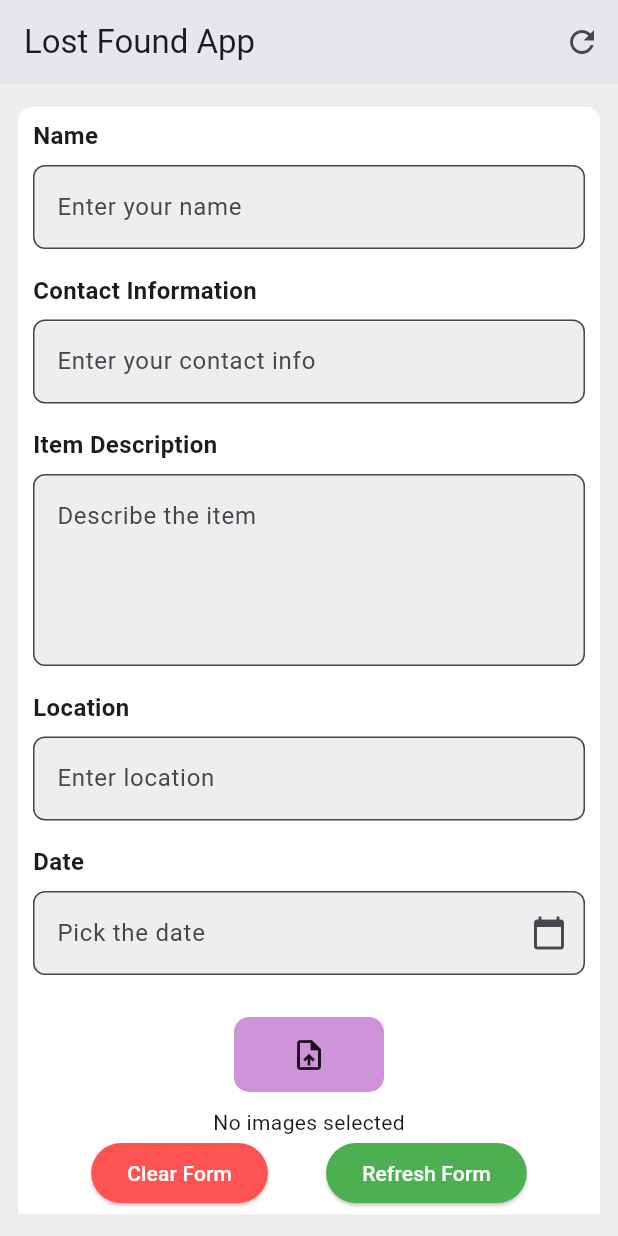
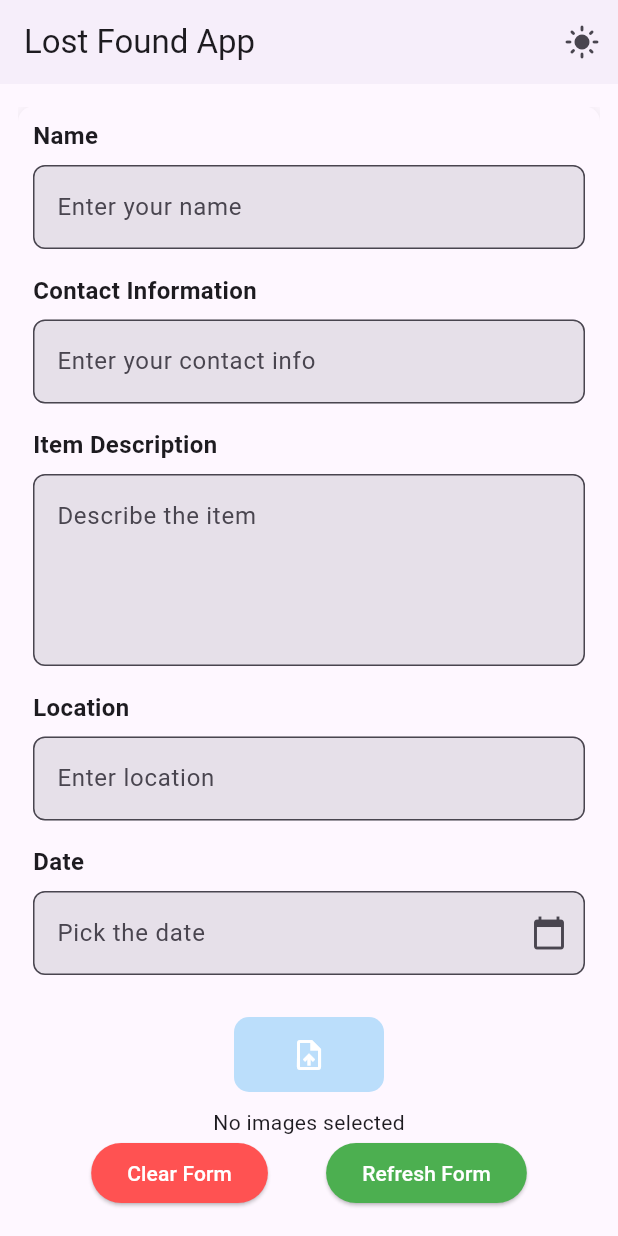
Before and after one commit to joesaniya/report_lost_APp, a Flutter app: the screen it shows after launch, after a tap on "Report Lost/Found Item", on a phone screen of 412 x 824 dp. Run offline on Flutter 3.47's test engine with Material 3 defaults, Android fonts, the phone set to English and light mode, and no system bars; our stand-ins replace get, image_picker, lottie, shared_preferences; project files that could hold a hidden picture were left out.

Commit message:
task completed

```diff
--- a/lib/controller/form_controller.dart
+++ b/lib/controller/form_controller.dart
@@ -2,9 +2,15 @@ import 'dart:io';
 import 'package:flutter/material.dart';
 import 'package:get/get.dart';
 import 'package:image_picker/image_picker.dart';
+import 'package:lost_found_task_app/controller/theme_controller.dart';
 import 'package:lost_found_task_app/view/confirmation_screen.dart';
 
 class FormController extends GetxController {
+  @override
+  void onInit() {
+    super.onInit();
+     Get.find<ThemeController>().loadThemeFromPreferences();
+  }
   final formKey = GlobalKey<FormState>();
   final nameController = TextEditingController();
   final contactController = TextEditingController();
--- a/lib/controller/theme_controller.dart
+++ b/lib/controller/theme_controller.dart
@@ -1,12 +1,36 @@
+import 'dart:developer';
+
+import 'package:get/get.dart';
 import 'package:flutter/material.dart';
-import 'package:get/get.dart';
+import 'package:shared_preferences/shared_preferences.dart';
 
 class ThemeController extends GetxController {
   var isDarkMode = false.obs;
 
+  @override
+  void onInit() {
+    super.onInit();
+    loadThemeFromPreferences();
+  }
+
   ThemeMode get theme => isDarkMode.value ? ThemeMode.dark : ThemeMode.light;
 
-  void toggleTheme() {
+  void toggleTheme() async {
     isDarkMode.value = !isDarkMode.value;
+    Get.changeThemeMode(theme);
+    await _saveThemeToPreferences(
+        isDarkMode.value); // Save the theme preference
+  }
+
+  Future<void> _saveThemeToPreferences(bool isDark) async {
+    final prefs = await SharedPreferences.getInstance();
+    await prefs.setBool('isDarkMode', isDark);
+  }
+
+  Future<void> loadThemeFromPreferences() async {
+    final prefs = await SharedPreferences.getInstance();
+    isDarkMode.value = prefs.getBool('isDarkMode') ?? false;
+    Get.changeThemeMode(theme);
+    log('theme:${isDarkMode.value}');
   }
 }
--- a/lib/main.dart
+++ b/lib/main.dart
@@ -1,8 +1,9 @@
 import 'package:flutter/material.dart';
 import 'package:get/get.dart';
+import 'package:lost_found_task_app/controller/theme_controller.dart';
+import 'package:lost_found_task_app/utils/app_theme.dart';
 import 'package:lost_found_task_app/utils/initial_binding.dart';
 import 'package:lost_found_task_app/utils/route_pages.dart';
-
 
 void main() {
   runApp(const MyApp());
@@ -13,7 +14,8 @@ class MyApp extends StatelessWidget {
 
   @override
   Widget build(BuildContext context) {
-    return GetMaterialApp(
+    final ThemeController themeController = Get.put(ThemeController());
+    return Obx(() => GetMaterialApp(
           title: 'Lost Found App',
           debugShowCheckedModeBanner: false,
           /* theme: ThemeData(
@@ -22,12 +24,12 @@ class MyApp extends StatelessWidget {
           color: const Color(0xff1529e8),
         ),
       ),*/
-      theme: ThemeData.light(),
-      darkTheme: ThemeData.dark(),
-      // themeMode: Get.find<ThemeController>().theme,
+          theme: AppThemes.lightTheme,
+          darkTheme: AppThemes.darkTheme,
+          themeMode: themeController.theme,
           initialBinding: InitialBinding(),
           initialRoute: AppPages.INITIAL,
           getPages: AppPages.routes,
-    );
+        ));
   }
 }
--- /dev/null
+++ b/lib/utils/app_theme.dart
@@ -0,0 +1,13 @@
+import 'package:flutter/material.dart';
+
+class AppThemes {
+  static final lightTheme = ThemeData(
+    primarySwatch: Colors.blue,
+    brightness: Brightness.light,
+  );
+
+  static final darkTheme = ThemeData(
+    primarySwatch: Colors.blue,
+    brightness: Brightness.dark,
+  );
+}
--- a/lib/view/form_screen.dart
+++ b/lib/view/form_screen.dart
@@ -1,6 +1,7 @@
 import 'package:flutter/material.dart';
 import 'package:get/get.dart';
 import 'package:lost_found_task_app/controller/form_controller.dart';
+import 'package:lost_found_task_app/controller/theme_controller.dart';
 import 'package:lost_found_task_app/view/widgets/custom_button.dart';
 import 'package:lost_found_task_app/view/widgets/custom_textfield.dart';
 import 'package:lost_found_task_app/view/widgets/image_grid.dart';
@@ -11,19 +12,28 @@ class FormScreen extends StatelessWidget {
   @override
   Widget build(BuildContext context) {
     return GetBuilder<FormController>(builder: (controller) {
+      final ThemeController themeController = Get.find<ThemeController>();
+
       return Scaffold(
-        backgroundColor: Colors.grey[200],
+        backgroundColor: Theme.of(context).scaffoldBackgroundColor,
         appBar: AppBar(
           elevation: 1,
-          backgroundColor: Colors.grey[200],
-          title: const Text('Lost Found App'),
-          actions: <Widget>[
+          backgroundColor: Theme.of(context).appBarTheme.backgroundColor,
+          title: Text(
+            'Lost Found App',
+            style: TextStyle(
+              color: Theme.of(context).textTheme.bodyLarge?.color,
+              // color: Theme.of(context).primaryColor,
+            ),
+          ),
+          actions: [
             IconButton(
-              icon: const Icon(Icons.refresh),
-              onPressed: () {
-                ScaffoldMessenger.of(context).showSnackBar(
-                    const SnackBar(content: Text('You pressed bell icon.')));
-              },
+              icon: Icon(
+                themeController.isDarkMode.value
+                    ? Icons.dark_mode
+                    : Icons.light_mode,
+              ),
+              onPressed: () => themeController.toggleTheme(),
             ),
           ],
         ),
@@ -33,10 +43,17 @@ class FormScreen extends StatelessWidget {
             children: [
               Container(
                 padding: const EdgeInsets.symmetric(horizontal: 10),
-                // height: 400,
-                decoration: const BoxDecoration(
-                    color: Colors.white,
-                    borderRadius: BorderRadius.all(Radius.circular(10))),
+                decoration: BoxDecoration(
+                  color: Theme.of(context).cardColor,
+                  borderRadius: const BorderRadius.all(Radius.circular(10)),
+                  boxShadow: [
+                    BoxShadow(
+                      color: Colors.black.withOpacity(0.1),
+                      blurRadius: 8,
+                      offset: const Offset(0, 2),
+                    ),
+                  ],
+                ),
                 child: Form(
                   key: controller.formKey,
                   child: Column(
@@ -46,7 +63,8 @@ class FormScreen extends StatelessWidget {
                         hintText: 'Enter your name',
                         controller: controller.nameController,
                         validator: controller.validateName,
-                        backgroundColor: Colors.grey[200],
+                        backgroundColor:
+                            Theme.of(context).inputDecorationTheme.fillColor,
                       ),
                       CustomTextField(
                         label: 'Contact Information',
@@ -54,14 +72,16 @@ class FormScreen extends StatelessWidget {
                         controller: controller.contactController,
                         validator: controller.validateContact,
                         inputType: TextInputType.text,
-                        backgroundColor: Colors.grey[200],
+                        backgroundColor:
+                            Theme.of(context).inputDecorationTheme.fillColor,
                       ),
                       CustomTextField(
                         label: 'Item Description',
                         hintText: 'Describe the item',
                         controller: controller.descriptionController,
                         validator: controller.validateDescription,
-                        backgroundColor: Colors.grey[200],
+                        backgroundColor:
+                            Theme.of(context).inputDecorationTheme.fillColor,
                         maxLines: 4,
                         inputType: TextInputType.multiline,
                       ),
@@ -69,43 +89,43 @@ class FormScreen extends StatelessWidget {
                         label: 'Location',
                         hintText: 'Enter location',
                         controller: controller.locationController,
-                        // validator: controller.validateLocation,
-                        backgroundColor: Colors.grey[200],
+                        backgroundColor:
+                            Theme.of(context).inputDecorationTheme.fillColor,
                       ),
                       CustomTextField(
                         label: 'Date',
                         hintText: 'Pick the date',
                         controller: controller.dateController,
-                        // validator: controller.validateDate,
                         isDatePicker: true,
                         onDateSelected: (date) {
                           controller.dateController.text = date;
                         },
-                        backgroundColor: Colors.grey[200],
+                        backgroundColor:
+                            Theme.of(context).inputDecorationTheme.fillColor,
                       ),
-                      SizedBox(height: 20),
-                      // Image picker button
-
+                      const SizedBox(height: 20),
                       InkWell(
                         onTap: controller.pickImage,
                         child: Container(
                           height: 50,
                           width: 100,
                           decoration: BoxDecoration(
-                              color: Colors.purple.shade200,
-                              borderRadius:
-                                  BorderRadius.all(Radius.circular(10))),
-                          child: Icon(Icons.upload_file),
+                            color: Theme.of(context).primaryColorLight,
+                            borderRadius:
+                                const BorderRadius.all(Radius.circular(10)),
+                          ),
+                          child: const Icon(Icons.upload_file,
+                              color: Colors.white),
                         ),
                       ),
-                      SizedBox(height: 10),
+                      const SizedBox(height: 10),
                       controller.images.isNotEmpty
                           ? ImageGrid(
                               images: controller.images,
                               onRemove: controller.removeImage,
                             )
                           : const Center(child: Text('No images selected')),
-//buttons
+// Buttons
                       Row(
                         mainAxisAlignment: MainAxisAlignment.spaceEvenly,
                         children: [
@@ -144,10 +164,12 @@ class FormScreen extends StatelessWidget {
                 onPressed: controller.submitForm,
                 borderRadius: 8.0,
                 color: Colors.blue.shade300,
+                // color: Theme.of(context).primaryColor,
                 labelStyle: const TextStyle(
-                    fontSize: 18,
-                    fontWeight: FontWeight.bold,
-                    color: Colors.white),
+                  fontSize: 18,
+                  fontWeight: FontWeight.bold,
+                  color: Colors.white,
+                ),
               ),
               SizedBox(height: MediaQuery.of(context).size.height * 0.04),
             ],
--- a/lib/view/home_screen.dart
+++ b/lib/view/home_screen.dart
@@ -15,13 +15,19 @@ class HomeScreen extends StatelessWidget {
         appBar: AppBar(
           title: const Text('Lost and Found App'),
           actions: [
+            /* Switch(
+              value: controller.isDarkMode.value,
+              onChanged: (value) => controller.toggleTheme(),
+              activeColor: Colors.blue,
+              inactiveThumbColor: Colors.grey,
+            ),*/
             IconButton(
               icon: Icon(
                 controller.isDarkMode.value
                     ? Icons.dark_mode
                     : Icons.light_mode,
               ),
-              onPressed: controller.toggleTheme,
+              onPressed: () => controller.toggleTheme(),
             ),
           ],
         ),
--- a/pubspec.yaml
+++ b/pubspec.yaml
@@ -39,6 +39,7 @@ dependencies:
   image_picker: ^1.1.2
   intl: ^0.20.1
   lottie:
+  shared_preferences: ^2.3.5
 
 dev_dependencies:
   flutter_test:
```
Also changed, not shown: lib/view/confirmation_screen.dart (+39 -13 lines), lib/view/widgets/text_widget.dart (+6 -2 lines), pubspec.lock, 1 other file. Lines whose indentation alone changed are shown as unchanged.
